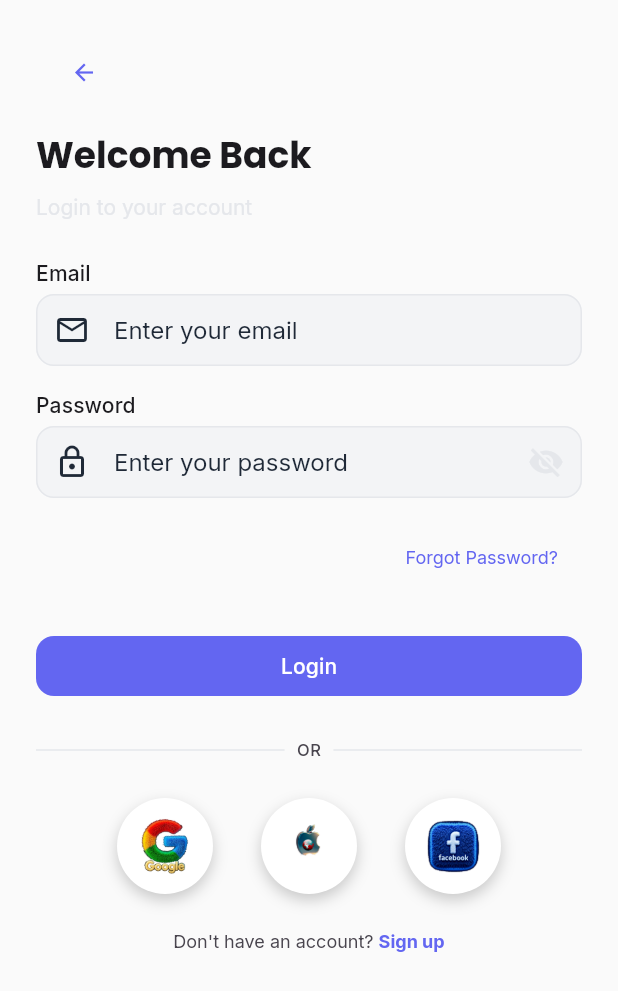
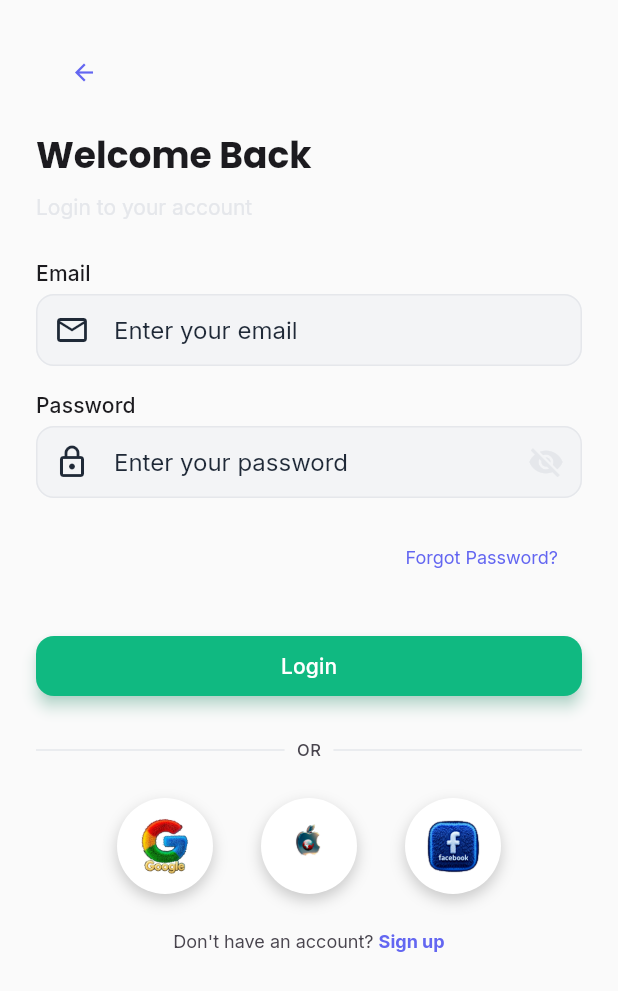
Before and after one commit to kurdostkozer-bit/full-stack-jobmap-flutter, a Flutter app: the screen it shows after launch, on a phone screen of 412 x 824 dp. Shown: the top 991 px of the screen. Run offline on Flutter 3.47's test engine with Material 3 defaults, Android fonts, the phone set to English and light mode, and no system bars; our stand-ins replace bloc, dio, equatable, firebase_auth, firebase_core, flutter_bloc and 10 more; accounts and stored records are empty.

Commit message:
feat: Add glass green button variant and apply to login button

```diff
--- a/lib/design_system/colors/app_colors.dart
+++ b/lib/design_system/colors/app_colors.dart
@@ -19,6 +19,11 @@ class AppColors {
   static const Color accent = Color(0xFFF59E0B);
   static const Color accentLight = Color(0xFFFBBF24);
   static const Color accentDark = Color(0xFFD97706);
+
+  // ============= GLASS GREEN (GLASSMORPHISM) =============
+  static const Color glassGreen = Color(0xFF10B981);
+  static const Color glassGreenLight = Color(0xFF34D399);
+  static const Color glassGreenDark = Color(0xFF059669);
 
   // ============= STATUS COLORS =============
   static const Color success = Color(0xFF10B981);
--- a/lib/design_system/components/buttons/app_button.dart
+++ b/lib/design_system/components/buttons/app_button.dart
@@ -151,6 +151,27 @@ class AppButton extends StatelessWidget {
       backgroundColor: backgroundColor,
       foregroundColor: foregroundColor,
       size: size,
+      key: key,
+    );
+  }
+
+  /// Glass Green variant (green glassmorphism style)
+  factory AppButton.glassGreen({
+    Key? key,
+    required String label,
+    VoidCallback? onPressed,
+    bool isLoading = false,
+    bool isFullWidth = true,
+    Icon? prefixIcon,
+    Icon? suffixIcon,
+  }) {
+    return _GlassGreenButton(
+      label: label,
+      onPressed: onPressed,
+      isLoading: isLoading,
+      isFullWidth: isFullWidth,
+      prefixIcon: prefixIcon,
+      suffixIcon: suffixIcon,
       key: key,
     );
   }
@@ -377,3 +398,65 @@ class _IconButton extends AppButton {
     );
   }
 }
+
+/// Glass Green button (green glassmorphism style)
+class _GlassGreenButton extends AppButton {
+  const _GlassGreenButton({
+    super.key,
+    required super.label,
+    super.onPressed,
+    super.isLoading = false,
+    super.isFullWidth = true,
+    super.prefixIcon,
+    super.suffixIcon,
+  });
+
+  @override
+  Widget build(BuildContext context) {
+    final child = isLoading
+        ? SizedBox(
+            height: 20,
+            width: 20,
+            child: CircularProgressIndicator(
+              strokeWidth: 2,
+              valueColor: const AlwaysStoppedAnimation(
+                Colors.white,
+              ),
+            ),
+          )
+        : Row(
+            mainAxisSize: MainAxisSize.min,
+            children: [
+              if (prefixIcon != null) ...[
+                prefixIcon!,
+                SizedBox(width: AppSpacing.sm),
+              ],
+              Text(label),
+              if (suffixIcon != null) ...[
+                SizedBox(width: AppSpacing.sm),
+                suffixIcon!,
+              ],
+            ],
+          );
+
+    final button = ElevatedButton(
+      onPressed: isLoading ? null : onPressed,
+      style: ElevatedButton.styleFrom(
+        backgroundColor: const Color(0xFF10B981), // Glass Green
+        foregroundColor: Colors.white,
+        padding: EdgeInsets.symmetric(
+          horizontal: AppSpacing.md,
+          vertical: AppSpacing.sm,
+        ),
+        shape: RoundedRectangleBorder(
+          borderRadius: BorderRadius.circular(AppRadius.md),
+        ),
+        elevation: 4,
+        shadowColor: const Color(0xFF10B981).withValues(alpha: 0.5),
+      ),
+      child: child,
+    );
+
+    return isFullWidth ? SizedBox(width: double.infinity, child: button) : button;
+  }
+}
--- a/lib/features/auth/presentation/screens/login_screen.dart
+++ b/lib/features/auth/presentation/screens/login_screen.dart
@@ -148,8 +148,8 @@ class _LoginScreenState extends State<LoginScreen> {
                 ),
                 SizedBox(height: AppSpacing.lg),
 
-                // Login button
-                AppButton(
+                // Login button - Glass Green
+                AppButton.glassGreen(
                   label: 'Login',
                   isLoading: _isLoading,
                   onPressed: _handleLogin,
```
Also changed, not shown: assets/images/facebook-logo.jpg (added), assets/images/google-logo.jpg (added).
